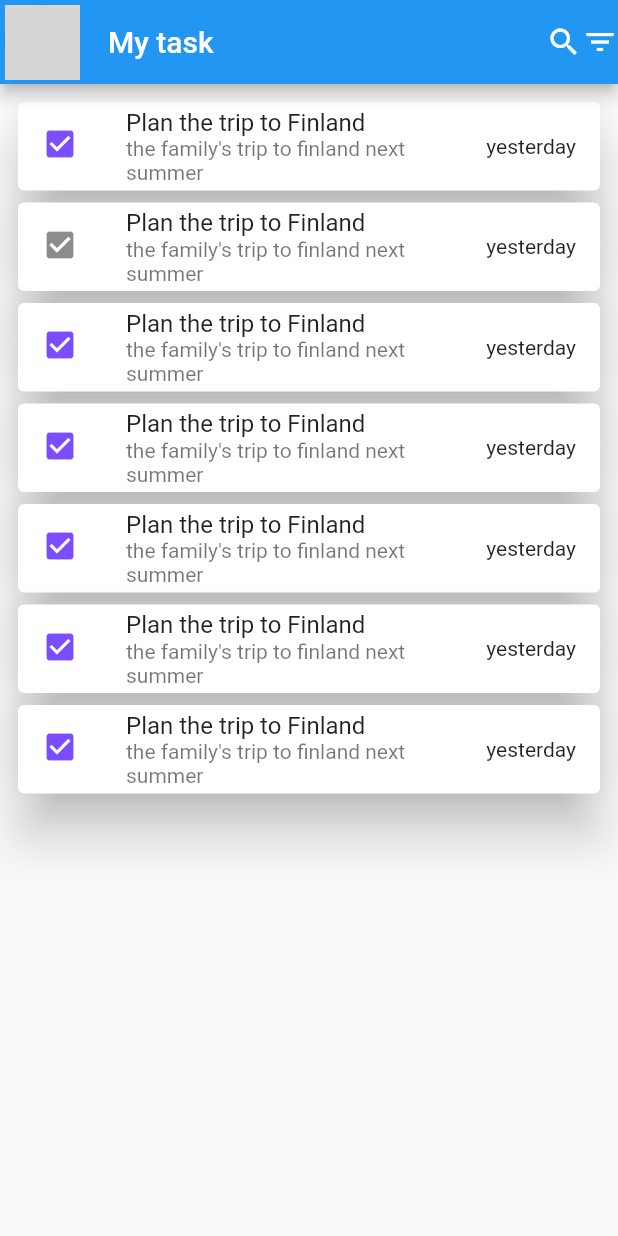
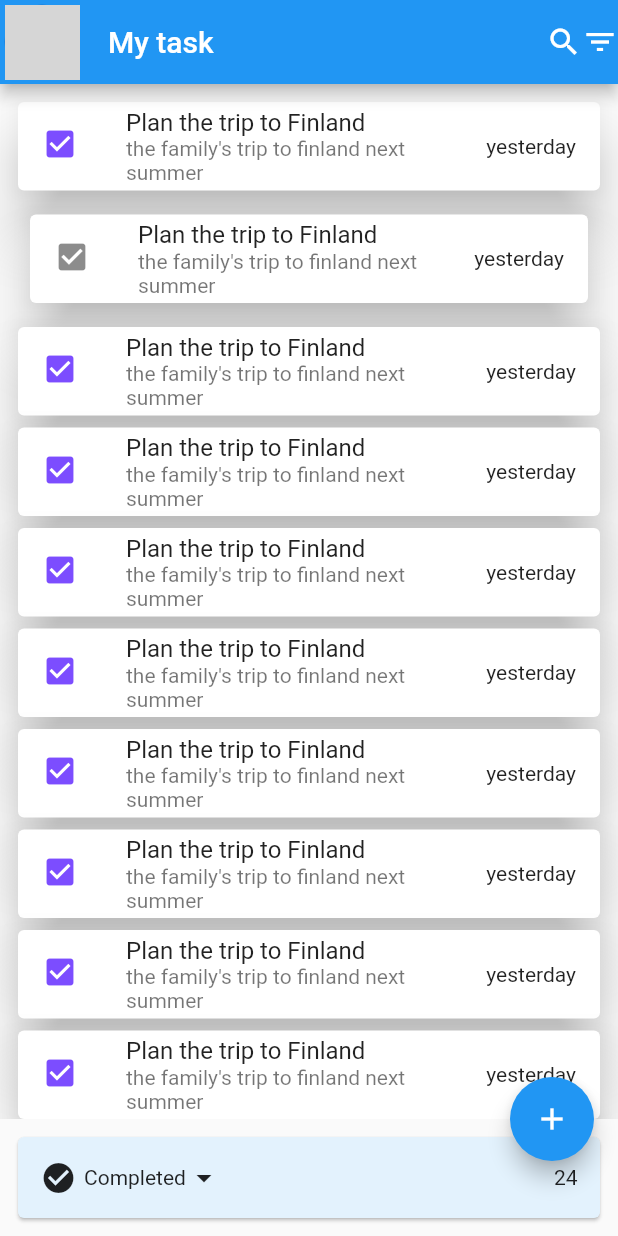
Before and after one commit to Porschier/to-do-list, a Flutter app: the screen it shows after launch, on a phone screen of 412 x 824 dp. Run offline on Flutter 3.47's test engine with Material 2 defaults, Android fonts, the phone set to English and light mode, and no system bars; network calls fail; grey boxes are pictures that could not be loaded.

Commit message:
passed and added bottom sheet

```diff
--- a/lib/main.dart
+++ b/lib/main.dart
@@ -31,7 +31,7 @@ class HomeView extends StatelessWidget {
         leading:  Center(child: CircleAvatar(radius: 25, backgroundImage: NetworkImage("https://image.shutterstock.com/image-photo/poznan-pol-jan-6-2021-600w-1924116089.jpg"))),
 
         title: Text("My task"),
-        actions: [
+        actions: const [
 
          Icon(Icons.search), Icon(Icons.filter_list),
 
@@ -41,8 +41,10 @@ class HomeView extends StatelessWidget {
        padding: const EdgeInsets.all(8.0),
        child: ListView(
 
-         children: [ToDoWidget(),
-       Card(elevation: 15,
+         children: const [ToDoWidget(),
+       Padding(
+         padding: EdgeInsets.all(8.0),
+         child: Card(elevation: 15,
           child:
            ListTile(
              leading: Icon(Icons.check_box),
@@ -51,15 +53,28 @@ class HomeView extends StatelessWidget {
          trailing:  Text("yesterday"),
              ),
 
+           ),
        ),ToDoWidget(),
          ToDoWidget(),
          ToDoWidget(),
          ToDoWidget(),
          ToDoWidget(),
+          ToDoWidget(),
+           ToDoWidget(), ToDoWidget(),
+
        ]),
      ),
+      floatingActionButton: FloatingActionButton(onPressed: (){},child: Icon(Icons.add),),
 
-       );
+      bottomSheet:Padding(
+        padding: const EdgeInsets.all(8.0),
+        child: Card( child:Padding(
+          padding: const EdgeInsets.all(15),
+          child: Row(children: const [Icon(Icons.check_circle),SizedBox(width: 5,), Text("Completed"), Icon(Icons.arrow_drop_down ), Spacer(), Text("24")] ),
+        ),
+        color: Colors.blue[50]),
+      ));
+
 
 
 
```
Lines whose indentation alone changed are shown as unchanged.
